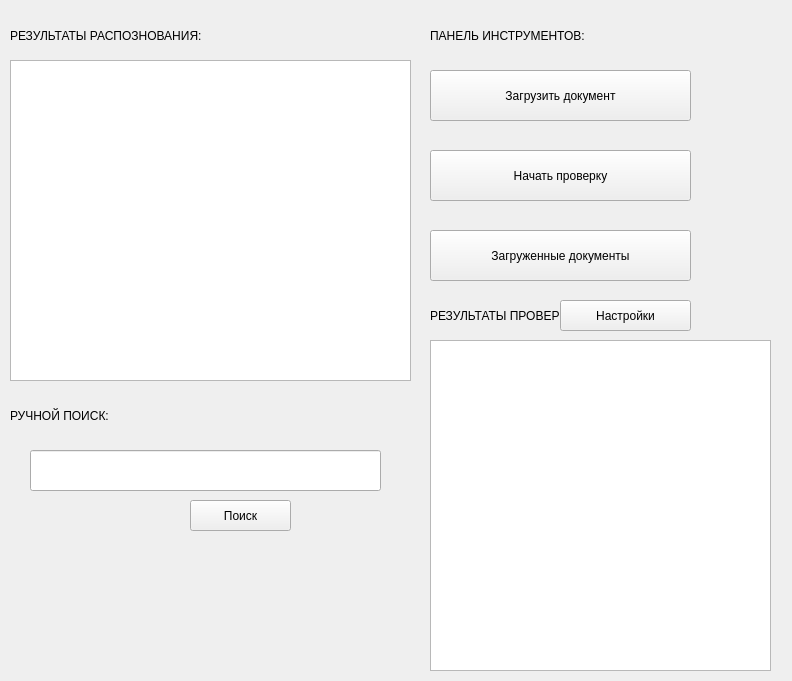
kyrvvwfzhy-code/innovation_proposal_checking, file gui/ui/base.ui: the form before one commit.
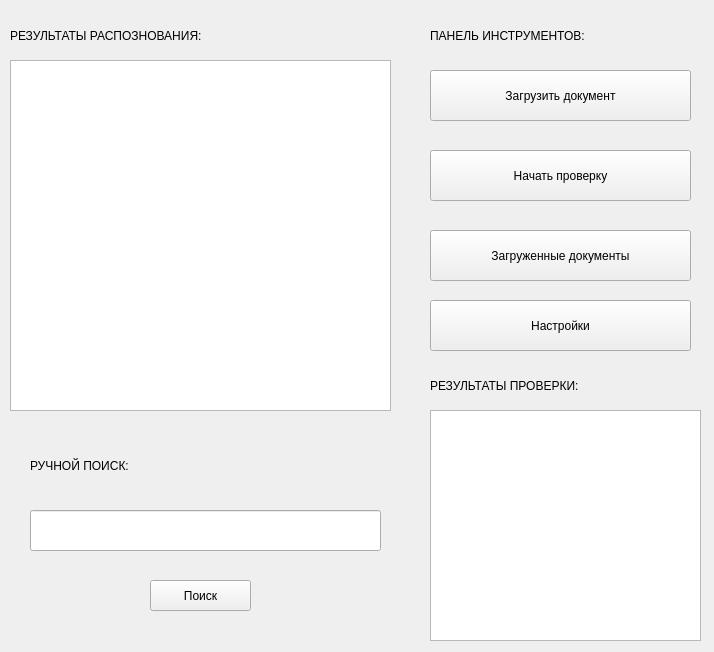
The form after the commit.

What changed in the file:
```diff
--- a/gui/ui/base.ui
+++ b/gui/ui/base.ui
@@ -6,8 +6,8 @@
    <rect>
     <x>0</x>
     <y>0</y>
-    <width>792</width>
-    <height>681</height>
+    <width>714</width>
+    <height>652</height>
    </rect>
   </property>
   <property name="windowTitle">
@@ -31,8 +31,8 @@
     <rect>
      <x>10</x>
      <y>60</y>
-     <width>401</width>
-     <height>321</height>
+     <width>381</width>
+     <height>351</height>
     </rect>
    </property>
   </widget>
@@ -76,9 +76,9 @@
    <property name="geometry">
     <rect>
      <x>430</x>
-     <y>340</y>
-     <width>341</width>
-     <height>331</height>
+     <y>410</y>
+     <width>271</width>
+     <height>231</height>
     </rect>
    </property>
   </widget>
@@ -87,7 +87,7 @@
     <rect>
      <x>430</x>
      <y>10</y>
-     <width>261</width>
+     <width>271</width>
      <height>51</height>
     </rect>
    </property>
@@ -102,7 +102,7 @@
    <property name="geometry">
     <rect>
      <x>430</x>
-     <y>290</y>
+     <y>360</y>
      <width>261</width>
      <height>51</height>
     </rect>
@@ -143,8 +143,8 @@
   <widget class="QPushButton" name="pushButton_4">
    <property name="geometry">
     <rect>
-     <x>190</x>
-     <y>500</y>
+     <x>150</x>
+     <y>580</y>
      <width>101</width>
      <height>31</height>
     </rect>
@@ -156,9 +156,9 @@
   <widget class="QLabel" name="label_5">
    <property name="geometry">
     <rect>
-     <x>10</x>
-     <y>390</y>
-     <width>171</width>
+     <x>30</x>
+     <y>440</y>
+     <width>371</width>
      <height>51</height>
     </rect>
    </property>
@@ -173,7 +173,7 @@
    <property name="geometry">
     <rect>
      <x>30</x>
-     <y>450</y>
+     <y>510</y>
      <width>351</width>
      <height>41</height>
     </rect>
@@ -182,10 +182,10 @@
   <widget class="QPushButton" name="pushButton_5">
    <property name="geometry">
     <rect>
-     <x>560</x>
+     <x>430</x>
      <y>300</y>
-     <width>131</width>
-     <height>31</height>
+     <width>261</width>
+     <height>51</height>
     </rect>
    </property>
    <property name="text">
```
